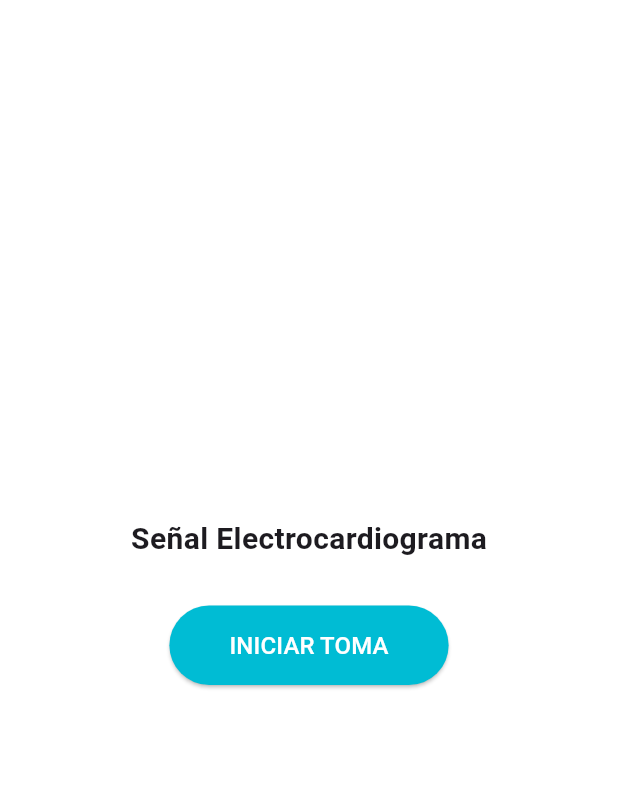
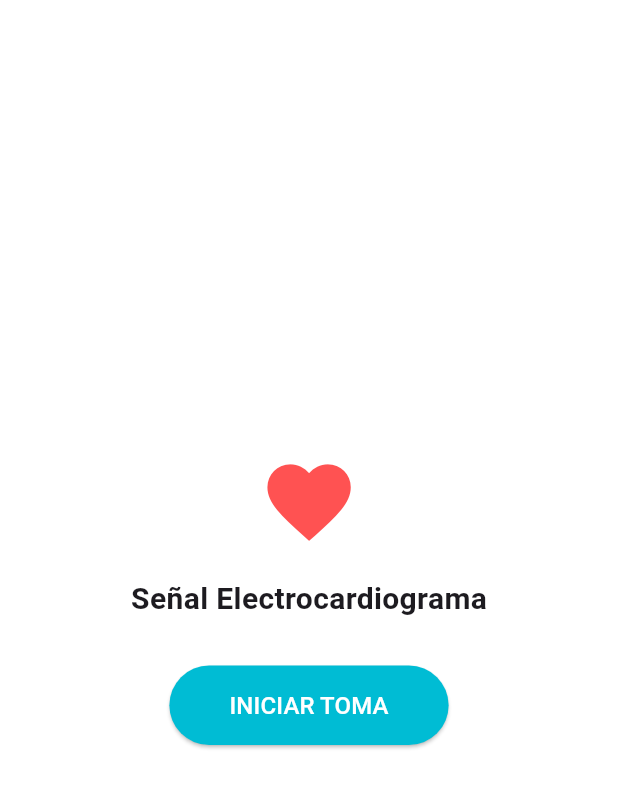
Before and after one commit to Veronica0507/HealthApp, a Flutter app: the RegistroScreen screen opened by its route, after a tap on "SIGUIENTE", on a phone screen of 412 x 824 dp, the part 59-868 px from its top. Run offline on Flutter 3.47's test engine with Material 3 defaults, Android fonts, the phone set to English and light mode, and no system bars; our stand-ins replace csv, fl_chart.

Commit message:
Modificación de diseño e integración de animación

```diff
--- a/lib/main.dart
+++ b/lib/main.dart
@@ -78,10 +78,10 @@ class RegistroScreen extends StatefulWidget {
 }
 
 class _RegistroScreenState extends State<RegistroScreen> {
-  final TextEditingController userController = TextEditingController();
-  final TextEditingController ageController = TextEditingController();
-  final TextEditingController genderController = TextEditingController();
-  final TextEditingController jobController = TextEditingController();
+  final userController = TextEditingController();
+  final ageController = TextEditingController();
+  final genderController = TextEditingController();
+  final jobController = TextEditingController();
 
   @override
   Widget build(BuildContext context) {
@@ -91,19 +91,9 @@ class _RegistroScreenState extends State<RegistroScreen> {
         title: RichText(
           text: TextSpan(
             text: 'Health App ',
-            style: TextStyle(
-              fontSize: 22,
-              color: Colors.black,
-              fontWeight: FontWeight.bold,
-            ),
-            children: <TextSpan>[
-              TextSpan(
-                text: 'Registro',
-                style: TextStyle(
-                  color: Colors.cyan,
-                  fontWeight: FontWeight.normal,
-                ),
-              ),
+            style: TextStyle(fontSize: 22, color: Colors.black, fontWeight: FontWeight.bold),
+            children: [
+              TextSpan(text: 'Registro', style: TextStyle(color: Colors.cyan)),
             ],
           ),
         ),
@@ -115,16 +105,15 @@ class _RegistroScreenState extends State<RegistroScreen> {
         child: SingleChildScrollView(
           padding: const EdgeInsets.symmetric(horizontal: 30.0),
           child: Column(
-            mainAxisAlignment: MainAxisAlignment.center,
             children: [
-              buildLabeledField('Nombre de usuario', userController),
-              buildLabeledField('Edad', ageController),
-              buildLabeledField('Género', genderController),
-              buildLabeledField('Ocupación', jobController),
+              buildField('Nombre de usuario', userController),
+              buildField('Edad', ageController),
+              buildField('Género', genderController),
+              buildField('Ocupación', jobController),
               SizedBox(height: 30),
               ElevatedButton(
                 onPressed: () {
-                  final userData = UserData(
+                  final data = UserData(
                     userController.text,
                     ageController.text,
                     genderController.text,
@@ -132,22 +121,15 @@ class _RegistroScreenState extends State<RegistroScreen> {
                   );
                   Navigator.push(
                     context,
-                    MaterialPageRoute(
-                      builder: (context) => VariableScreen(userData: userData),
-                    ),
+                    MaterialPageRoute(builder: (_) => VariableScreen(userData: data)),
                   );
                 },
                 style: ElevatedButton.styleFrom(
                   backgroundColor: Colors.cyan,
                   padding: EdgeInsets.symmetric(horizontal: 50, vertical: 16),
-                  shape: RoundedRectangleBorder(
-                    borderRadius: BorderRadius.circular(10),
+                  shape: RoundedRectangleBorder(borderRadius: BorderRadius.circular(10)),
                 ),
-                ),
-                child: Text(
-                  'SIGUIENTE',
-                  style: TextStyle(color: Colors.white, fontSize: 16),
-                ),
+                child: Text('SIGUIENTE', style: TextStyle(color: Colors.white, fontSize: 16)),
               ),
             ],
           ),
@@ -156,20 +138,11 @@ class _RegistroScreenState extends State<RegistroScreen> {
     );
   }
 
-  Widget buildLabeledField(String label, TextEditingController controller) {
+  Widget buildField(String label, TextEditingController controller) {
     return Padding(
       padding: const EdgeInsets.only(bottom: 20.0),
-      child: Column(
-        crossAxisAlignment: CrossAxisAlignment.start,
-        children: [
-          Text(
-            label,
-            style: TextStyle(
-              fontSize: 18,
-              fontWeight: FontWeight.w600,
-              color: Colors.black,
-            ),
-          ),
+      child: Column(crossAxisAlignment: CrossAxisAlignment.start, children: [
+        Text(label, style: TextStyle(fontSize: 18, fontWeight: FontWeight.w600, color: Colors.black)),
         TextField(
           controller: controller,
           decoration: InputDecoration(
@@ -178,16 +151,44 @@ class _RegistroScreenState extends State<RegistroScreen> {
             ),
           ),
         ),
-        ],
-      ),
+      ]),
     );
   }
 }
 
-class VariableScreen extends StatelessWidget {
+class VariableScreen extends StatefulWidget {
   final UserData userData;
+  VariableScreen({required this.userData});
 
-  VariableScreen({required this.userData});
+  @override
+  _VariableScreenState createState() => _VariableScreenState();
+}
+
+class _VariableScreenState extends State<VariableScreen>
+    with SingleTickerProviderStateMixin {
+  late AnimationController _controller;
+  late Animation<double> _scaleAnimation;
+
+  @override
+  void initState() {
+    super.initState();
+    _controller = AnimationController(
+      vsync: this,
+      duration: Duration(milliseconds: 700),
+    )..repeat(reverse: true);
+
+    _scaleAnimation =
+        Tween<double>(begin: 1.0, end: 1.3).animate(CurvedAnimation(
+      parent: _controller,
+      curve: Curves.easeInOut,
+    ));
+  }
+
+  @override
+  void dispose() {
+    _controller.dispose();
+    super.dispose();
+  }
 
   @override
   Widget build(BuildContext context) {
@@ -197,17 +198,8 @@ class VariableScreen extends StatelessWidget {
         title: RichText(
           text: TextSpan(
             text: 'Health App ',
-            style: TextStyle(
-              fontWeight: FontWeight.bold,
-              fontSize: 20,
-              color: Colors.black,
-            ),
-            children: <TextSpan>[
-              TextSpan(
-                text: 'Variable fisiológica',
-                style: TextStyle(color: Colors.cyan),
-              ),
-            ],
+            style: TextStyle(fontWeight: FontWeight.bold, fontSize: 20, color: Colors.black),
+            children: [TextSpan(text: 'Variable fisiológica', style: TextStyle(color: Colors.cyan))],
           ),
         ),
         backgroundColor: Colors.white,
@@ -217,28 +209,25 @@ class VariableScreen extends StatelessWidget {
         child: Column(
           mainAxisAlignment: MainAxisAlignment.center,
           children: [
-            Text(
-              'Señal Electrocardiograma',
-              style: TextStyle(fontSize: 20, fontWeight: FontWeight.w600),
+            ScaleTransition(
+              scale: _scaleAnimation,
+              child: Icon(Icons.favorite, color: Colors.redAccent, size: 60),
             ),
+            SizedBox(height: 20),
+            Text('Señal Electrocardiograma', style: TextStyle(fontSize: 20, fontWeight: FontWeight.w600)),
             SizedBox(height: 30),
             ElevatedButton(
               onPressed: () {
                 Navigator.push(
                   context,
-                  MaterialPageRoute(
-                    builder: (context) => ECGFromCSVScreen(userData: userData),
-                  ),
+                  MaterialPageRoute(builder: (_) => ECGFromCSVScreen(userData: widget.userData)),
                 );
               },
               style: ElevatedButton.styleFrom(
                 backgroundColor: Colors.cyan,
                 padding: EdgeInsets.symmetric(horizontal: 40, vertical: 15),
               ),
-              child: Text(
-                'INICIAR TOMA',
-                style: TextStyle(color: Colors.white, fontSize: 16),
-              ),
+              child: Text('INICIAR TOMA', style: TextStyle(color: Colors.white, fontSize: 16)),
             ),
           ],
         ),
@@ -270,26 +259,15 @@ class _ECGFromCSVScreenState extends State<ECGFromCSVScreen> {
     final rawData = await rootBundle.loadString('assets/ecg_simulation.csv');
     final lines = rawData.split('\n');
 
-    List<FlSpot> parsedData = [];
+    ecgData = [];
     for (int i = 0; i < lines.length; i++) {
-      final value = lines[i].trim();
-      if (value.isNotEmpty) {
-        final y = double.tryParse(value);
-        if (y != null) {
-          parsedData.add(FlSpot(i.toDouble(), y));
+      final y = double.tryParse(lines[i].trim());
+      if (y != null) ecgData.add(FlSpot(i.toDouble(), y));
     }
-      }
-    }
-
-    setState(() {
-      ecgData = parsedData;
-    });
 
     _timer = Timer.periodic(Duration(milliseconds: 50), (timer) {
       if (index + 50 < ecgData.length) {
-        setState(() {
-          index += 1;
-        });
+        setState(() => index += 1);
       } else {
         timer.cancel();
       }
@@ -309,9 +287,16 @@ class _ECGFromCSVScreenState extends State<ECGFromCSVScreen> {
 
   @override
   Widget build(BuildContext context) {
+    final u = widget.userData;
     return Scaffold(
       appBar: AppBar(
-        title: Text('Health App Recomendación'),
+        title: RichText(
+          text: TextSpan(
+            text: 'Health App ',
+            style: TextStyle(fontWeight: FontWeight.bold, fontSize: 20, color: Colors.black),
+            children: [TextSpan(text: 'Recomendación', style: TextStyle(color: Colors.cyan))],
+          ),
+        ),
         backgroundColor: Colors.white,
         foregroundColor: Colors.black,
       ),
@@ -323,8 +308,7 @@ class _ECGFromCSVScreenState extends State<ECGFromCSVScreen> {
           children: [
             Container(
               height: 200,
-              child:
-                  ecgData.isEmpty
+              child: ecgData.isEmpty
                   ? Center(child: CircularProgressIndicator())
                   : LineChart(
                       LineChartData(
@@ -346,36 +330,22 @@ class _ECGFromCSVScreenState extends State<ECGFromCSVScreen> {
                     ),
             ),
             SizedBox(height: 20),
-            Text(
-              'Edad: ${widget.userData.edad} años',
-              style: TextStyle(fontSize: 18),
-            ),
-            Text(
-              'Género: ${widget.userData.genero}',
-              style: TextStyle(fontSize: 18),
-            ),
+            Text('Edad: ${u.edad} años', style: TextStyle(fontSize: 18)),
+            Text('Género: ${u.genero}', style: TextStyle(fontSize: 18)),
             SizedBox(height: 20),
-            Text(
-              '${widget.userData.usuario}, recuerda compartir esta señal con tu médico si es necesario.',
+            Text('${u.usuario}, recuerda compartir esta señal con tu médico si es necesario.',
               textAlign: TextAlign.center,
               style: TextStyle(fontSize: 16),
             ),
             SizedBox(height: 30),
             ElevatedButton(
-              onPressed: () {
-                Navigator.popUntil(context, ModalRoute.withName('/'));
-              },
+              onPressed: () => Navigator.popUntil(context, ModalRoute.withName('/')),
               style: ElevatedButton.styleFrom(
                 backgroundColor: Colors.cyan,
                 padding: EdgeInsets.symmetric(horizontal: 50, vertical: 15),
-                shape: RoundedRectangleBorder(
-                  borderRadius: BorderRadius.circular(10),
+                shape: RoundedRectangleBorder(borderRadius: BorderRadius.circular(10)),
               ),
-              ),
-              child: Text(
-                'FINALIZAR',
-                style: TextStyle(color: Colors.white, fontSize: 16),
-              ),
+              child: Text('FINALIZAR', style: TextStyle(color: Colors.white, fontSize: 16)),
             ),
           ],
         ),
```
Lines whose indentation alone changed are shown as unchanged.
